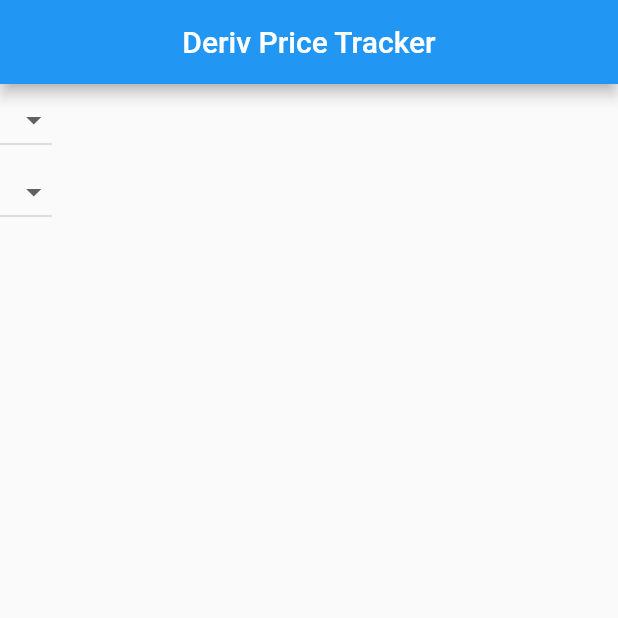
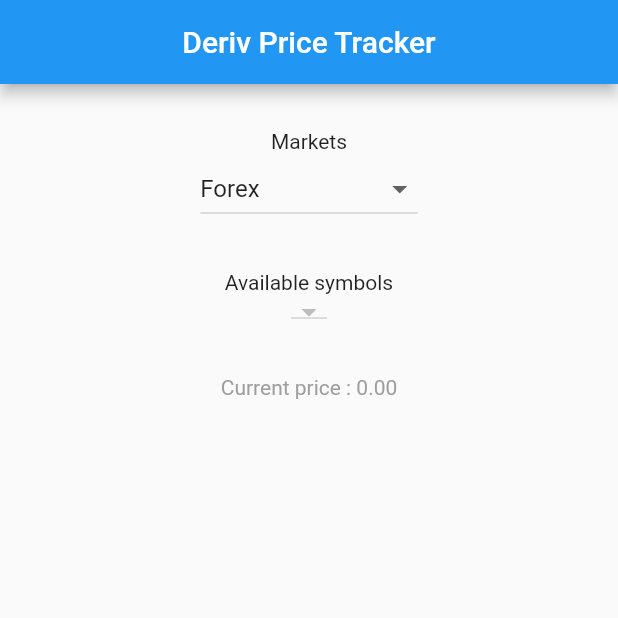
Before and after one commit to hiranlakshika/deriv_price_tracker, a Flutter app: the screen it shows after launch, on a phone screen of 412 x 824 dp, the top half of it. Run offline on Flutter 3.47's test engine with Material 2 defaults, Android fonts, the phone set to English and light mode, and no system bars; our stand-ins replace firebase_core, firebase_remote_config, get_it, rxdart; accounts and stored records are empty; network calls fail.

Commit message:
Data fetching from sockets

```diff
--- a/lib/business_logics/blocs/price_tracker_bloc.dart
+++ b/lib/business_logics/blocs/price_tracker_bloc.dart
@@ -1,9 +1,29 @@
+import 'package:rxdart/rxdart.dart';
+
+import '../models/symbol.dart';
+import '../models/tick.dart';
 import 'bloc_holder.dart';
 
 class PriceTrackerBloc extends BlocBase {
+  /* Rxdart objects */
+  final _symbolsSubject = BehaviorSubject<List<SymbolModel>>();
+  final _tickSubject = BehaviorSubject<Tick>();
+
+  /* Streams */
+  Stream<List<SymbolModel>> get symbolsStream => _symbolsSubject.stream;
+
+  Stream<Tick> get ticksStream => _tickSubject.stream;
+
+  void addSymbols(List<SymbolModel> symbols) {
+    _symbolsSubject.sink.add(symbols);
+  }
+
+  void addTick(Tick tick) {
+    _tickSubject.sink.add(tick);
+  }
+
   @override
   void dispose() {
-    // TODO: implement dispose
+    _symbolsSubject.close();
   }
-
 }
--- /dev/null
+++ b/lib/business_logics/models/symbol.dart
@@ -0,0 +1,57 @@
+class SymbolModel {
+  SymbolModel({
+    required this.allowForwardStarting,
+    required this.displayName,
+    required this.exchangeIsOpen,
+    required this.isTradingSuspended,
+    required this.market,
+    required this.marketDisplayName,
+    required this.pip,
+    required this.submarket,
+    required this.submarketDisplayName,
+    required this.symbol,
+    required this.symbolType,
+  });
+
+  late final int allowForwardStarting;
+  late final String displayName;
+  late final int exchangeIsOpen;
+  late final int isTradingSuspended;
+  late final String market;
+  late final String marketDisplayName;
+  late final double pip;
+  late final String submarket;
+  late final String submarketDisplayName;
+  late final String symbol;
+  late final String symbolType;
+
+  SymbolModel.fromJson(Map<String, dynamic> json) {
+    allowForwardStarting = json['allow_forward_starting'];
+    displayName = json['display_name'];
+    exchangeIsOpen = json['exchange_is_open'];
+    isTradingSuspended = json['is_trading_suspended'];
+    market = json['market'];
+    marketDisplayName = json['market_display_name'];
+    pip = json['pip'];
+    submarket = json['submarket'];
+    submarketDisplayName = json['submarket_display_name'];
+    symbol = json['symbol'];
+    symbolType = json['symbol_type'];
+  }
+
+  Map<String, dynamic> toJson() {
+    final data = <String, dynamic>{};
+    data['allow_forward_starting'] = allowForwardStarting;
+    data['display_name'] = displayName;
+    data['exchange_is_open'] = exchangeIsOpen;
+    data['is_trading_suspended'] = isTradingSuspended;
+    data['market'] = market;
+    data['market_display_name'] = marketDisplayName;
+    data['pip'] = pip;
+    data['submarket'] = submarket;
+    data['submarket_display_name'] = submarketDisplayName;
+    data['symbol'] = symbol;
+    data['symbol_type'] = symbolType;
+    return data;
+  }
+}
--- /dev/null
+++ b/lib/business_logics/models/tick.dart
@@ -0,0 +1,41 @@
+class Tick {
+  Tick({
+    required this.ask,
+    required this.bid,
+    required this.epoch,
+    required this.id,
+    required this.pipSize,
+    required this.quote,
+    required this.symbol,
+  });
+
+  late final double ask;
+  late final double bid;
+  late final int epoch;
+  late final String id;
+  late final int pipSize;
+  late final double quote;
+  late final String symbol;
+
+  Tick.fromJson(Map<String, dynamic> json) {
+    ask = json['ask'];
+    bid = json['bid'];
+    epoch = json['epoch'];
+    id = json['id'];
+    pipSize = json['pip_size'];
+    quote = json['quote'];
+    symbol = json['symbol'];
+  }
+
+  Map<String, dynamic> toJson() {
+    final data = <String, dynamic>{};
+    data['ask'] = ask;
+    data['bid'] = bid;
+    data['epoch'] = epoch;
+    data['id'] = id;
+    data['pip_size'] = pipSize;
+    data['quote'] = quote;
+    data['symbol'] = symbol;
+    return data;
+  }
+}
--- a/lib/dependencies_locator.dart
+++ b/lib/dependencies_locator.dart
@@ -3,6 +3,7 @@ import 'package:get_it/get_it.dart';
 import 'business_logics/blocs/price_tracker_bloc.dart';
 import 'business_logics/repositories/remote_config_repository.dart';
 import 'business_logics/repositories/remote_config_repository_impl.dart';
+import 'networking/web_scoket_connection_manager.dart';
 import 'services/remote_config_service.dart';
 import 'services/remote_config_service_impl.dart';
 
@@ -17,4 +18,6 @@ injectDependencies() {
 
   // Services
   GetIt.I.registerLazySingleton<RemoteConfigService>(() => RemoteConfigServiceImpl());
+
+  GetIt.I.registerLazySingleton(() => WebSocketConnectionManager());
 }
--- a/lib/main.dart
+++ b/lib/main.dart
@@ -23,7 +23,8 @@ class MyApp extends StatelessWidget {
       theme: ThemeData(
         primarySwatch: Colors.blue,
       ),
-      home: MyHomePage(),
+      debugShowCheckedModeBanner: false,
+      home: const MyHomePage(),
     );
   }
 }
--- a/lib/ui/home.dart
+++ b/lib/ui/home.dart
@@ -1,13 +1,41 @@
-import 'package:deriv_price_tracker/dependencies_locator.dart';
-import 'package:firebase_remote_config/firebase_remote_config.dart';
 import 'package:flutter/material.dart';
 
-import '../services/remote_config_service.dart';
+import '../business_logics/blocs/price_tracker_bloc.dart';
+import '../business_logics/models/symbol.dart';
+import '../business_logics/models/tick.dart';
+import '../dependencies_locator.dart';
+import '../networking/web_scoket_connection_manager.dart';
 
-class MyHomePage extends StatelessWidget {
-  final _remoteConfigService = serviceLocator<RemoteConfigService>();
+class MyHomePage extends StatefulWidget {
+  const MyHomePage({Key? key}) : super(key: key);
 
-  MyHomePage({Key? key}) : super(key: key);
+  @override
+  State<MyHomePage> createState() => _MyHomePageState();
+}
+
+class _MyHomePageState extends State<MyHomePage> {
+  final _webSocketManager = serviceLocator<WebSocketConnectionManager>();
+  final _priceTrackerBloc = serviceLocator<PriceTrackerBloc>();
+
+  final _markets = <String>[
+    'Forex',
+    'Synthetic indices',
+    'Stocks & indices',
+    'Cryptocurrencies',
+    'Basket indices',
+    'Commodities'
+  ];
+
+  String _marketValue = 'Forex';
+
+  var _symbols = <String>[];
+
+  String _symbolValue = '';
+
+  double _initialPrice = 0;
+  double _currentPrice = 0;
+
+  Color _textColor = Colors.grey;
 
   @override
   Widget build(BuildContext context) {
@@ -17,39 +45,36 @@ class MyHomePage extends StatelessWidget {
         centerTitle: true,
       ),
       body: FutureBuilder(
-          future: _remoteConfigService.getRemoteConfig(),
-          builder: (BuildContext context, AsyncSnapshot<FirebaseRemoteConfig> snapshot) {
+          future: _webSocketManager.start(),
+          builder: (context, snapshot) {
             if (snapshot.connectionState == ConnectionState.waiting) {
-              _loadingWidget();
-            }
-            if (snapshot.hasData) {
-              debugPrint('Firebase Remote Config initialized');
+              return _loadingWidget();
             }
 
-            return Column(
-              crossAxisAlignment: CrossAxisAlignment.center,
-              children: [
-                DropdownButton<String>(
-                  items: <String>['A', 'B', 'C', 'D'].map((String value) {
-                    return DropdownMenuItem<String>(
-                      value: value,
-                      child: Text(value),
-                    );
-                  }).toList(),
-                  onChanged: (_) {},
+            if(snapshot.connectionState == ConnectionState.done) {
+              return Center(
+                child: Column(
+                  crossAxisAlignment: CrossAxisAlignment.center,
+                  children: [
+                    const SizedBox(
+                      height: 30.0,
+                    ),
+                    const Text('Markets'),
+                    _marketDropDown(),
+                    const SizedBox(
+                      height: 30.0,
+                    ),
+                    const Text('Available symbols'),
+                    _symbolsDropDown(),
+                    const SizedBox(
+                      height: 30.0,
+                    ),
+                    _currentPriceWidget(),
+                  ],
                 ),
-                DropdownButton<String>(
-                  items: <String>['A', 'B', 'C', 'D'].map((String value) {
-                    return DropdownMenuItem<String>(
-                      value: value,
-                      child: Text(value),
-                    );
-                  }).toList(),
-                  onChanged: (_) {},
-                ),
-                Text(''),
-              ],
-            );
+              );
+            }
+            return _loadingWidget();
           }),
     );
   }
@@ -65,4 +90,87 @@ class MyHomePage extends StatelessWidget {
       child: Text('Something went wrong! Please try later.'),
     );
   }
+
+  Widget _marketDropDown() {
+    return StatefulBuilder(builder: (BuildContext context, StateSetter setState) {
+      return DropdownButton<String>(
+        value: _marketValue,
+        items: _markets.map((String value) {
+          return DropdownMenuItem<String>(
+            value: value,
+            child: Text(value),
+          );
+        }).toList(),
+        hint: const Text('Market'),
+        onChanged: (newValue) {
+          setState(() {
+            _marketValue = newValue ?? '';
+            _webSocketManager.getSymbols();
+          });
+        },
+      );
+    });
+  }
+
+  Widget _symbolsDropDown() {
+    return StreamBuilder<List<SymbolModel>>(
+        stream: _priceTrackerBloc.symbolsStream,
+        builder: (context, snapshot) {
+          if (snapshot.connectionState == ConnectionState.waiting) {
+            _loadingWidget();
+          }
+
+          if (snapshot.hasError) {
+            return _emptyItemsText();
+          }
+
+          if (snapshot.hasData) {
+            _symbols = snapshot.data
+                    ?.where((element) => element.marketDisplayName == _marketValue)
+                    .map((element) => element.symbol)
+                    .toList() ??
+                [];
+            if (_symbols.isNotEmpty) _symbolValue = _symbols.first;
+          }
+
+          return DropdownButton<String>(
+            value: _symbolValue,
+            items: _symbols.map((String value) {
+              return DropdownMenuItem<String>(
+                value: value,
+                child: Text(value),
+              );
+            }).toList(),
+            onChanged: (newValue) {
+              if (newValue != null) _webSocketManager.getTicks(newValue);
+            },
+          );
+        });
+  }
+
+  Widget _currentPriceWidget() {
+    return StreamBuilder<Tick>(
+        stream: _priceTrackerBloc.ticksStream,
+        builder: (context, snapshot) {
+          if (snapshot.hasData) {
+            _currentPrice = snapshot.data?.quote ?? 0;
+            if (_initialPrice == 0) {
+              _initialPrice = _currentPrice;
+            }
+
+            if (_currentPrice > _initialPrice) {
+              _textColor = Colors.green;
+            } else if (_currentPrice < _initialPrice) {
+              _textColor = Colors.red;
+            } else {
+              _textColor = Colors.grey;
+            }
+          }
+
+          return Text(
+            'Current price : ${_currentPrice.toStringAsFixed(2)}',
+            style: TextStyle(color: _textColor),
+          );
+        });
+  }
 }
--- a/pubspec.yaml
+++ b/pubspec.yaml
@@ -34,7 +34,6 @@ dependencies:
   # The following adds the Cupertino Icons font to your application.
   # Use with the CupertinoIcons class for iOS style icons.
   cupertino_icons: ^1.0.2
-  web_socket_channel: ^2.2.0
   rxdart: ^0.27.4
   firebase_core: ^1.19.1
   firebase_remote_config: ^2.0.11
```
Also changed, not shown: lib/networking/web_scoket_connection_manager.dart (+68 -0 lines), pubspec.lock.
